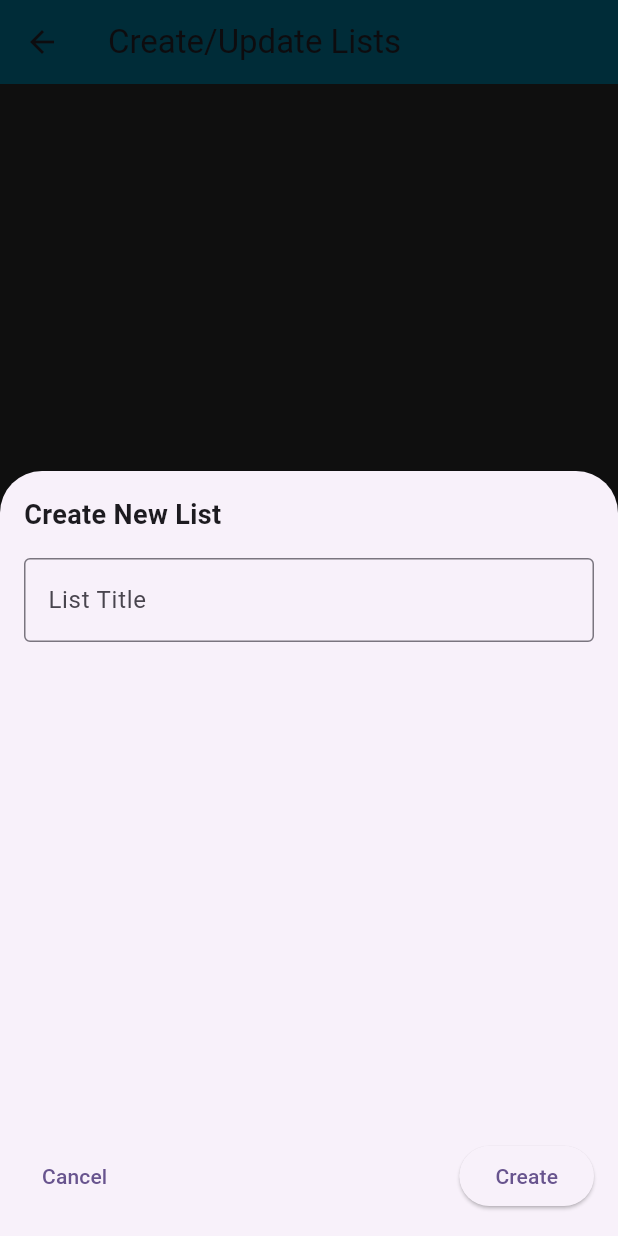
After one commit to GroupCSE120/Healthbuddy_cse_120, a Flutter app: the Foodlist screen opened directly, after a tap on the "add" icon, on a phone screen of 412 x 824 dp. The commit adds this screen. Run offline on Flutter 3.47's test engine with Material 3 defaults, Android fonts, the phone set to English and light mode, and no system bars; our stand-ins replace animated_bottom_navigation_bar, csv, get, hive, hive_flutter, shared_preferences; accounts and stored records are empty.

Commit message:
added the foodList

```diff
--- /dev/null
+++ b/lib/Controllers/foodList_controller.dart
@@ -0,0 +1,50 @@
+import 'package:get/get.dart';
+import 'package:health_buddy/Controllers/home_controller.dart';
+import 'package:health_buddy/Modals/food_modal.dart';
+import 'package:health_buddy/repository/load_data.dart';
+
+class FoodListController extends GetxController{
+  late List<List<FoodModal>> foodLists = [];
+  late List<String> listTitles = [];
+  late List<FoodModal> foodList = [];
+  late List<bool> selectedItems = [];
+  HomeController obj = HomeController();
+
+  final _loadData = LoadData();
+
+  @override
+  void onReady(){
+    super.onReady();
+    getFoodItemList();
+  }
+
+  void getFoodItemList() async{
+    foodList = await _loadData.getCsvData();
+    selectedItems = List<bool>.filled(foodList.length,false);
+    update();
+  }
+
+
+  void createFoodList(String title){
+    List<FoodModal> selectedFoods = [];
+    for(int i=0; i<foodList.length; i++){
+      if(selectedItems[i]){
+        selectedFoods.add(foodList[i]);
+      }
+    }
+    if(selectedFoods.isNotEmpty){
+      foodLists.add(selectedFoods);
+      listTitles.add(title);
+      update();
+    }
+    update();
+
+
+  }
+
+  void updateFoodList(String listname){}
+
+
+
+
+}
--- a/lib/Controllers/home_controller.dart
+++ b/lib/Controllers/home_controller.dart
@@ -15,6 +15,7 @@ class HomeController extends GetxController {
   PageController pageController = PageController();
   bool isDarkMode = false;
   int dailyGoal = 0;
+  String selectedGoal = "Calories";
   late UserModal user;
   late List<FoodModal> foodList;
 
@@ -116,6 +117,11 @@ class HomeController extends GetxController {
       return dinnerItems;
     }
     return [];
+  }
+
+  void updateSelectedGoal(String value){
+    selectedGoal = value;
+    update();
   }
 
   void bmiBottomSheet() {
@@ -464,7 +470,7 @@ class HomeController extends GetxController {
     }
     return count;
   }
-=======
+
   String get status{
     if( bmi < 18.5){
       return " Underweight";
--- a/lib/pages/home_page.dart
+++ b/lib/pages/home_page.dart
@@ -2,6 +2,7 @@ import 'package:animated_bottom_navigation_bar/animated_bottom_navigation_bar.da
 import 'package:flutter/material.dart';
 import 'package:get/get.dart';
 import 'package:health_buddy/sub_pages/another.dart';
+import 'package:health_buddy/sub_pages/calorie_calculator.dart';
 import 'package:health_buddy/sub_pages/diet.dart';
 import 'package:health_buddy/sub_pages/home.dart';
 import 'package:health_buddy/sub_pages/profile.dart';
@@ -18,13 +19,15 @@ class HomePage extends StatelessWidget {
         return Scaffold(
           body: PageView.builder(
             controller: controller.pageController,
-            itemCount: 3,
+            itemCount: 4,
             itemBuilder: (context, index) {
               if (index == 0) {
                 return const Home();
               } else if (index == 1) {
                 return const Diet();
               } else if (index == 2){
+                return const CalorieCalculator();
+              }else if (index == 3){
                 return const Profile();
               }
               return const Center(child: Text("Error 404: Page Not Found"));
@@ -39,6 +42,7 @@ class HomePage extends StatelessWidget {
             icons: const [
               Icons.home_filled,
               Icons.food_bank,
+              Icons.calculate,
               Icons.person_rounded,
             ],
             activeIndex: controller.currentPageIndex,
--- a/lib/sub_pages/home.dart
+++ b/lib/sub_pages/home.dart
@@ -208,8 +208,6 @@ class Home extends StatelessWidget {
                                         controller.bmiBottomSheet();
                                       },
 
-                                      icon: const Icon(Icons.help,
-                                          color: Colors.white),
 
                                       icon: Icon(Icons.help, color: Colors.lightBlueAccent.shade100.withAlpha(500)),
 
--- a/lib/sub_pages/profile.dart
+++ b/lib/sub_pages/profile.dart
@@ -1,8 +1,10 @@
 import 'package:flutter/material.dart';
 import 'package:get/get.dart';
+import 'package:health_buddy/Binders/foodList_binder.dart';
 import 'package:health_buddy/Binders/goal_binder.dart';
 import 'package:health_buddy/Controllers/home_controller.dart';
 import 'package:health_buddy/constants/app_color.dart';
+import 'package:health_buddy/sub_pages/profilehelper/foodList.dart';
 import 'package:health_buddy/sub_pages/profilehelper/goals.dart';
 
 import 'profilehelper/edit_profile.dart';
@@ -113,6 +115,7 @@ class Profile extends StatelessWidget {
                   SizedBox(height: 10),
                   ElevatedButton(
                     onPressed: () {
+                      Get.to(const Foodlist(),binding: FoodListbinder(),transition: Transition.leftToRight);
 
                     },
                     style: ElevatedButton.styleFrom(
--- /dev/null
+++ b/lib/sub_pages/profilehelper/foodList.dart
@@ -0,0 +1,189 @@
+import 'package:flutter/material.dart';
+import 'package:get/get.dart';
+import 'package:health_buddy/Controllers/foodList_controller.dart';
+import 'package:health_buddy/constants/app_color.dart';
+
+class Foodlist extends StatelessWidget {
+  const Foodlist({super.key});
+
+  @override
+  Widget build(BuildContext context) {
+    return GetBuilder<FoodListController>(builder: (controller) {
+      return Scaffold(
+        appBar: AppBar(
+          title: const Text('Create/Update Lists'),
+          backgroundColor: AppColors.darkBlue,
+        ),
+        body: controller.foodLists.isEmpty
+            ? Container(
+          color: Colors.grey.shade900,
+              child: const Center(
+                        child: Text(
+              "No Lists Created Yet",
+              style: TextStyle(fontSize: 18, color: Colors.white),
+                        ),
+                      ),
+            )
+            : Container(
+          color: AppColors.cardColor,
+              child: ListView.builder(
+                        itemCount: controller.foodLists.length,
+                        itemBuilder: (context, index) {
+              final foodList = controller.foodLists[index];
+              return Padding(
+                padding: const EdgeInsets.all(8.0),
+                child: Container(
+                  padding:EdgeInsets.all(2.0),
+                  decoration: BoxDecoration(
+                    border: Border.all(color: AppColors.lightBlue, width: 1.0),
+                    borderRadius: BorderRadius.circular(8.0),
+
+                  ),
+                  child: ListTile(
+                    title: Text("${index + 1}: ${controller.listTitles[index]}", style: TextStyle(color: Colors.white, fontSize: 18),),
+                    subtitle: Text("Items: ${foodList.length}", style: TextStyle(color: Colors.white70),),
+                    onTap: () {
+                      // Show details of the list
+                      showModalBottomSheet(
+                        context: context,
+                        isScrollControlled: true,  // Allow the bottom sheet to expand based on content
+                        builder: (context) {
+                          return Padding(
+                            padding: const EdgeInsets.all(16.0),
+                            child: Column(
+                              mainAxisSize: MainAxisSize.min, // Ensure it takes only as much space as needed
+                              crossAxisAlignment: CrossAxisAlignment.start,
+                              children: [
+                                // Displaying the list title
+                                Text(
+                                  controller.listTitles[index],
+                                  style: const TextStyle(
+                                    fontSize: 18,
+                                    fontWeight: FontWeight.bold,
+                                  ),
+                                ),
+                                const SizedBox(height: 16),
+
+                                // Use SingleChildScrollView to prevent overflow in case of large lists
+                                SizedBox(
+                                  height: 300, // Set a fixed height to ensure scrollable content
+                                  child: SingleChildScrollView(
+                                    child: ListView.builder(
+                                      shrinkWrap: true,  // Ensures ListView doesn't try to take all available space
+                                      physics: NeverScrollableScrollPhysics(), // Disable ListView scroll since we have a parent scroll
+                                      itemCount: foodList.length,
+                                      itemBuilder: (context, foodIndex) {
+                                        final food = foodList[foodIndex];
+                                        return ListTile(
+                                          title: Text(food.foodName),
+                                          subtitle: Text("Calories: ${food.calories}"),
+                                        );
+                                      },
+                                    ),
+                                  ),
+                                ),
+                              ],
+                            ),
+                          );
+                        },
+                      );
+
+
+                    },
+                  ),
+                ),
+              );
+                        },
+                      ),
+            ),
+        floatingActionButton: FloatingActionButton(
+          onPressed: () => _showCreateListModal(context, controller),
+          child: const Icon(Icons.add),
+        ),
+      );
+    });
+  }
+
+  void _showCreateListModal(BuildContext context, FoodListController controller) {
+    final TextEditingController titleController = TextEditingController();
+
+    showModalBottomSheet(
+      context: context,
+      isScrollControlled: true,  // Ensure the modal expands to fit its content
+      builder: (context) {
+        return Padding(
+          padding: const EdgeInsets.all(16.0),
+          child: Column(
+            mainAxisSize: MainAxisSize.min, // Ensure it takes only as much space as needed
+            crossAxisAlignment: CrossAxisAlignment.start,
+            children: [
+              const Text(
+                "Create New List",
+                style: TextStyle(
+                  fontSize: 18,
+                  fontWeight: FontWeight.bold,
+                ),
+              ),
+              const SizedBox(height: 16),
+              TextField(
+                controller: titleController,
+                decoration: const InputDecoration(
+                  labelText: "List Title",
+                  border: OutlineInputBorder(),
+                ),
+              ),
+              const SizedBox(height: 16),
+              // Use SingleChildScrollView to prevent layout issues in case the list is too long
+              SizedBox(
+                height: 300, // Set a height to ensure content is scrollable
+                child: SingleChildScrollView(
+                  child: ListView.builder(
+                    shrinkWrap: true, // Ensure ListView doesn't try to take all available space
+                    physics: NeverScrollableScrollPhysics(), // Disable ListView scroll since we have a parent scroll
+                    itemCount: controller.foodList.length,
+                    itemBuilder: (context, index) {
+                      final food = controller.foodList[index];
+                      return CheckboxListTile(
+                        title: Text(food.foodName),
+                        subtitle: Text("Calories: ${food.calories}"),
+                        value: controller.selectedItems[index],
+                        onChanged: (bool? isSelected) {
+                          controller.selectedItems[index] = isSelected ?? false;
+                          controller.update();
+                        },
+                      );
+                    },
+                  ),
+                ),
+              ),
+              const SizedBox(height: 16),
+              Row(
+                mainAxisAlignment: MainAxisAlignment.spaceBetween,
+                children: [
+                  TextButton(
+                    onPressed: () {
+                      Navigator.pop(context);
+                    },
+                    child: const Text("Cancel"),
+                  ),
+                  ElevatedButton(
+                    onPressed: () {
+                      String title = titleController.text.trim();
+                      if (title.isNotEmpty) {
+                        controller.createFoodList(title);
+                        Navigator.pop(context);
+                      }
+                    },
+                    child: const Text("Create"),
+                  ),
+                ],
+              ),
+            ],
+          ),
+        );
+      },
+    );
+  }
+
+
+}
```
Also changed, not shown: lib/Binders/foodList_binder.dart (added, +11 -0 lines), lib/Controllers/goal_controller.dart (+66 -30 lines), lib/sub_pages/calorie_calculator.dart (added, +12 -0 lines), lib/sub_pages/diet.dart (+6 -2 lines), lib/sub_pages/profilehelper/goals.dart (+10 -32 lines).
